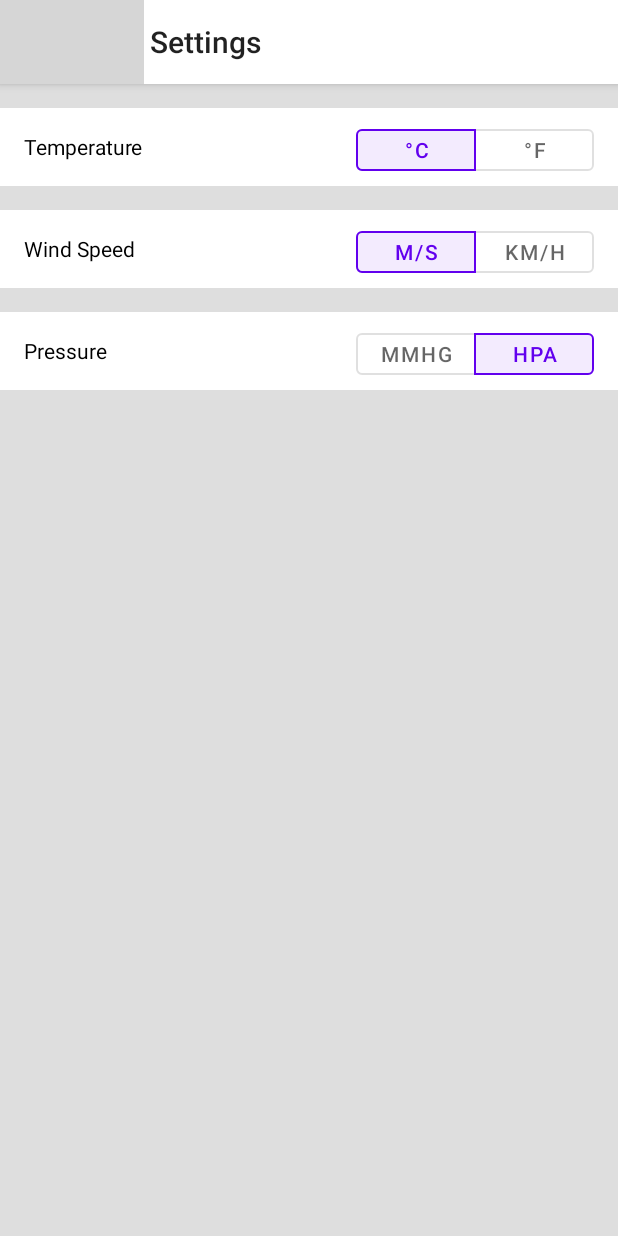
After one commit to Expvin/WeatherApp, an Android app: the SettingsActivity screen opened directly, with no data from a screen before it, on a phone screen of 412 x 824 dp. The commit adds this screen. Run offline under Robolectric (Android 15) with nearby library versions, the phone set to English and light mode, and no system bars; grey boxes are pictures that could not be loaded.

Commit message:
Menu + Settings + Localization

```diff
--- a/app/src/main/java/com/example/weatherapp/App.kt
+++ b/app/src/main/java/com/example/weatherapp/App.kt
@@ -5,6 +5,7 @@ import android.content.Intent
 import androidx.room.Room
 import androidx.room.RoomDatabase
 import com.example.weatherapp.business.room.OpenWeatherDatabase
+import com.example.weatherapp.view.SettingsHolder
 
 
 const val APP_SETTINGS = "App Settings"
@@ -22,6 +23,7 @@ class App: Application() {
             .fallbackToDestructiveMigration()
             .build()
         val preferences = getSharedPreferences(APP_SETTINGS, MODE_PRIVATE)
+        SettingsHolder.onCreate(preferences)
         val flag = preferences.contains(IS_START_UP)
 
         if (!flag) {
--- a/app/src/main/java/com/example/weatherapp/MenuActivity.kt
+++ b/app/src/main/java/com/example/weatherapp/MenuActivity.kt
@@ -16,7 +16,6 @@ import kotlinx.android.synthetic.main.activity_menu.*
 import moxy.MvpAppCompatActivity
 import moxy.ktx.moxyPresenter
 import java.util.concurrent.TimeUnit
-
 
 
 class MenuActivity : MvpAppCompatActivity(), MenuView {
@@ -38,7 +37,7 @@ class MenuActivity : MvpAppCompatActivity(), MenuView {
             .debounce(700, TimeUnit.MILLISECONDS)
             .observeOn(AndroidSchedulers.mainThread())
             .subscribe {
-                //if (it.isNotEmpty()) presenter.search_for(it)
+                if (it.isNotEmpty()) presenter.searchFor(it)
             }
 
     }
@@ -90,6 +89,7 @@ class MenuActivity : MvpAppCompatActivity(), MenuView {
             bundle.putString("lat", item.lat.toString())
             bundle.putString("lon", item.lon.toString())
             intent.putExtra(COORDINATES, bundle)
+            startActivity(intent)
             overridePendingTransition(android.R.anim.fade_in, R.anim.slide_out_left)
         }
 
--- /dev/null
+++ b/app/src/main/java/com/example/weatherapp/SettingsActivity.kt
@@ -0,0 +1,60 @@
+package com.example.weatherapp
+
+import androidx.appcompat.app.AppCompatActivity
+import android.os.Bundle
+import com.example.weatherapp.databinding.ActivitySettingsBinding
+import com.example.weatherapp.view.SettingsHolder
+import com.google.android.material.button.MaterialButtonToggleGroup
+
+class SettingsActivity : AppCompatActivity() {
+    lateinit var binding: ActivitySettingsBinding
+    override fun onCreate(savedInstanceState: Bundle?) {
+        super.onCreate(savedInstanceState)
+        binding = ActivitySettingsBinding.inflate(layoutInflater)
+        setContentView(binding.root)
+
+        binding.innerToolbar.setOnClickListener { onBackPressed() }
+
+        setSavingSettings()
+        listOf(binding.groupTemp, binding.groupWindSpeed, binding.groupPressure).forEach {
+            it.addOnButtonCheckedListener(
+                ToggleButtonClickListener
+            )
+        }
+    }
+
+    override fun onDestroy() {
+        super.onDestroy()
+        SettingsHolder.onDestroy()
+    }
+
+    private fun setSavingSettings() {
+        binding.groupTemp.check(SettingsHolder.temp.checkedViewId)
+        binding.groupWindSpeed.check(SettingsHolder.windSpeed.checkedViewId)
+        binding.groupPressure.check(SettingsHolder.pressure.checkedViewId)
+    }
+
+    override fun onBackPressed() {
+        super.onBackPressed()
+        overridePendingTransition(android.R.anim.fade_in, R.anim.slide_out_rigth)
+    }
+
+    private object ToggleButtonClickListener: MaterialButtonToggleGroup.OnButtonCheckedListener {
+        override fun onButtonChecked(
+            group: MaterialButtonToggleGroup?,
+            checkedId: Int,
+            isChecked: Boolean
+        ) {
+            when (checkedId to isChecked) {
+                R.id.degreeC to true -> SettingsHolder.temp = SettingsHolder.Setting.TEMP_CELSIUS
+                R.id.degreeF to true -> SettingsHolder.temp = SettingsHolder.Setting.TEMP_FAHRENHEIT
+                R.id.speed_ms to true -> SettingsHolder.windSpeed = SettingsHolder.Setting.WIND_SPEED_MS
+                R.id.speed_kmh to true -> SettingsHolder.windSpeed = SettingsHolder.Setting.WIND_SPEED_KMH
+                R.id.pressure_mmHg to true -> SettingsHolder.pressure = SettingsHolder.Setting.PRESSURE_MMHG
+                R.id.pressure_hPa to true -> SettingsHolder.pressure = SettingsHolder.Setting.PRESSURE_HPA
+            }
+        }
+
+    }
+
+}
--- a/app/src/main/java/com/example/weatherapp/business/repos/MainRepository.kt
+++ b/app/src/main/java/com/example/weatherapp/business/repos/MainRepository.kt
@@ -16,10 +16,14 @@ class MainRepository(api: ApiProvider): BaseRepository<MainRepository.ServerRepo
 
     private val gson = Gson()
     private val dbAccess = db.getWeatherDao()
+    private val defLanguage = when(Locale.getDefault().displayLanguage) {
+        "русский" -> "ru"
+        else -> "en"
+    }
 
     fun reloadData(lat: String, lon: String) {
         Observable.zip(
-            api.providerWeatherApi().getWeatherForecast(lat, lon),
+            api.providerWeatherApi().getWeatherForecast(lat, lon, lang = defLanguage),
             api.providerGeoCodeApi().getCityByCord(lat, lon).map {
                 it.asSequence()
                     .map { model ->
--- a/app/src/main/java/com/example/weatherapp/business/repos/MenuRepository.kt
+++ b/app/src/main/java/com/example/weatherapp/business/repos/MenuRepository.kt
@@ -1,10 +1,11 @@
 package com.example.weatherapp.business.repos
 
-import com.example.weatherapp.App.Companion.db
+
 import com.example.weatherapp.business.ApiProvider
 import com.example.weatherapp.business.mapToEntity
 import com.example.weatherapp.business.mapToModel
 import com.example.weatherapp.business.model.GeoCodeModel
+import io.reactivex.rxjava3.android.schedulers.AndroidSchedulers
 import io.reactivex.rxjava3.schedulers.Schedulers
 
 const val SAVED = 1
@@ -16,6 +17,7 @@ class MenuRepository(api: ApiProvider): BaseRepository<MenuRepository.Content>(a
     fun getCities(name: String) {
         api.providerGeoCodeApi().getCityByName(name)
             .subscribeOn(Schedulers.io())
+            .observeOn(AndroidSchedulers.mainThread())
             .map { Content(it, CURRENT) }
             .subscribe { dataEmitter.onNext(it) }
     }
--- a/app/src/main/java/com/example/weatherapp/view/ViewUtils.kt
+++ b/app/src/main/java/com/example/weatherapp/view/ViewUtils.kt
@@ -22,7 +22,7 @@ fun Long.toDayFormatOf(format: String): String {
     return sdf.format(Date(this * 1000))
 }
 
-fun Double.toDegree() = (this - 273.15).roundToInt().toString()
+fun Double.toDegree() = SettingsHolder.temp.getValue(this)
 
 fun Double.toPercentString(extraPath: String = "") = (this * 100).roundToInt().toString() + extraPath
 
--- /dev/null
+++ b/app/src/main/res/drawable/ic_arrow_back_24.xml
@@ -0,0 +1,5 @@
+<vector android:autoMirrored="true" android:height="24dp"
+    android:tint="#000000" android:viewportHeight="24"
+    android:viewportWidth="24" android:width="24dp" xmlns:android="http://schemas.android.com/apk/res/android">
+    <path android:fillColor="@android:color/white" android:pathData="M20,11H7.83l5.59,-5.59L12,4l-8,8 8,8 1.41,-1.41L7.83,13H20v-2z"/>
+</vector>
--- /dev/null
+++ b/app/src/main/res/layout/activity_settings.xml
@@ -0,0 +1,163 @@
+<?xml version="1.0" encoding="utf-8"?>
+<androidx.constraintlayout.widget.ConstraintLayout xmlns:android="http://schemas.android.com/apk/res/android"
+    xmlns:app="http://schemas.android.com/apk/res-auto"
+    xmlns:tools="http://schemas.android.com/tools"
+    android:layout_width="match_parent"
+    android:layout_height="match_parent"
+    android:background="@color/settings_background_color"
+    tools:context=".SettingsActivity">
+
+    <com.google.android.material.appbar.AppBarLayout
+        android:id="@+id/toolbar"
+        android:layout_width="match_parent"
+        android:layout_height="wrap_content"
+        app:layout_constraintTop_toTopOf="parent">
+
+        <com.google.android.material.appbar.MaterialToolbar
+            android:id="@+id/inner_toolbar"
+            android:layout_width="match_parent"
+            android:layout_height="?attr/actionBarSize"
+            style="@style/Widget.MaterialComponents.ActionBar.Primary"
+            android:background="@color/white"
+            app:title="@string/title_settings"
+            app:navigationIcon="@drawable/ic_arrow_back_screen"
+            app:navigationIconTint="@android:color/black"/>
+
+    </com.google.android.material.appbar.AppBarLayout>
+
+    <FrameLayout
+        android:id="@+id/one"
+        android:layout_width="match_parent"
+        android:layout_height="wrap_content"
+        android:orientation="horizontal"
+        app:layout_constraintTop_toBottomOf="@id/toolbar"
+        android:layout_marginTop="16dp"
+        android:background="@color/white">
+
+        <com.google.android.material.textview.MaterialTextView
+            android:text="@string/temperature"
+            android:layout_marginStart="16dp"
+            android:textColor="@android:color/black"
+            android:layout_width="wrap_content"
+            android:layout_height="wrap_content"
+            android:layout_gravity="center_vertical"/>
+
+        <com.google.android.material.button.MaterialButtonToggleGroup
+            android:id="@+id/groupTemp"
+            android:layout_width="wrap_content"
+            android:layout_height="wrap_content"
+            app:singleSelection="true"
+            app:selectionRequired="true"
+            android:layout_gravity="end"
+            android:layout_marginBottom="4dp"
+            android:layout_marginTop="8dp"
+            android:layout_marginEnd="16dp">
+
+            <com.google.android.material.button.MaterialButton
+                android:id="@+id/degreeC"
+                android:layout_width="80dp"
+                android:layout_height="40dp"
+                style="?attr/materialButtonOutlinedStyle"
+                android:text="@string/c"/>
+
+            <com.google.android.material.button.MaterialButton
+                android:id="@+id/degreeF"
+                android:layout_width="80dp"
+                android:layout_height="40dp"
+                style="?attr/materialButtonOutlinedStyle"
+                android:text="@string/f"/>
+        </com.google.android.material.button.MaterialButtonToggleGroup>
+
+    </FrameLayout>
+
+    <FrameLayout
+        android:id="@+id/two"
+        android:layout_width="match_parent"
+        android:layout_height="wrap_content"
+        android:orientation="horizontal"
+        app:layout_constraintTop_toBottomOf="@id/one"
+        android:layout_marginTop="16dp"
+        android:background="@color/white">
+
+        <com.google.android.material.textview.MaterialTextView
+            android:text="@string/wind_speed"
+            android:layout_marginStart="16dp"
+            android:textColor="@android:color/black"
+            android:layout_width="wrap_content"
+            android:layout_height="wrap_content"
+            android:layout_gravity="center_vertical"/>
+
+        <com.google.android.material.button.MaterialButtonToggleGroup
+            android:id="@+id/groupWindSpeed"
+            android:layout_width="wrap_content"
+            android:layout_height="wrap_content"
+            app:singleSelection="true"
+            app:selectionRequired="true"
+            android:layout_gravity="end"
+            android:layout_marginBottom="4dp"
+            android:layout_marginTop="8dp"
+            android:layout_marginEnd="16dp">
+
+            <com.google.android.material.button.MaterialButton
+                android:id="@+id/speed_ms"
+                android:layout_width="80dp"
+                android:layout_height="40dp"
+                style="?attr/materialButtonOutlinedStyle"
+                android:text="@string/m_s"/>
+
+            <com.google.android.material.button.MaterialButton
+                android:id="@+id/speed_kmh"
+                android:layout_width="80dp"
+                android:layout_height="40dp"
+                style="?attr/materialButtonOutlinedStyle"
+                android:text="@string/km_h"/>
+        </com.google.android.material.button.MaterialButtonToggleGroup>
+
+    </FrameLayout>
+
+    <FrameLayout
+        android:id="@+id/thee"
+        android:layout_width="match_parent"
+        android:layout_height="wrap_content"
+        android:orientation="horizontal"
+        app:layout_constraintTop_toBottomOf="@id/two"
+        android:layout_marginTop="16dp"
+        android:background="@color/white">
+
+        <com.google.android.material.textview.MaterialTextView
+            android:text="@string/pressure"
+            android:layout_marginStart="16dp"
+            android:textColor="@android:color/black"
+            android:layout_width="wrap_content"
+            android:layout_height="wrap_content"
+            android:layout_gravity="center_vertical"/>
+
+        <com.google.android.material.button.MaterialButtonToggleGroup
+            android:id="@+id/groupPressure"
+            android:layout_width="wrap_content"
+            android:layout_height="wrap_content"
+            app:singleSelection="true"
+            app:selectionRequired="true"
+            android:layout_gravity="end"
+            android:layout_marginBottom="4dp"
+            android:layout_marginTop="8dp"
+            android:layout_marginEnd="16dp">
+
+            <com.google.android.material.button.MaterialButton
+                android:id="@+id/pressure_mmHg"
+                android:layout_width="80dp"
+                android:layout_height="40dp"
+                style="?attr/materialButtonOutlinedStyle"
+                android:text="@string/mmhg"/>
+
+            <com.google.android.material.button.MaterialButton
+                android:id="@+id/pressure_hPa"
+                android:layout_width="80dp"
+                android:layout_height="40dp"
+                style="?attr/materialButtonOutlinedStyle"
+                android:text="@string/hpa"/>
+        </com.google.android.material.button.MaterialButtonToggleGroup>
+
+    </FrameLayout>
+
+</androidx.constraintlayout.widget.ConstraintLayout>
--- a/app/src/main/res/layout/item_city_list.xml
+++ b/app/src/main/res/layout/item_city_list.xml
@@ -11,6 +11,7 @@
         android:id="@+id/location"
         android:layout_width="0dp"
         android:layout_height="match_parent"
+        app:cardBackgroundColor="@android:color/transparent"
         android:layout_weight="5"
         app:cardElevation="0dp">
 
@@ -30,6 +31,7 @@
                     android:id="@+id/search_city"
                     android:layout_width="wrap_content"
                     android:layout_height="wrap_content"
+                    style="@style/MainTextViewStyle"
                     android:textSize="14sp"
                     android:textStyle="bold"
                     tools:text="City name" />
@@ -38,6 +40,7 @@
                     android:id="@+id/state"
                     android:layout_width="wrap_content"
                     android:layout_height="wrap_content"
+                    style="@style/MainTextViewStyle"
                     android:textSize="14sp"
                     tools:text=", State" />
             </LinearLayout>
@@ -47,6 +50,7 @@
                 android:layout_width="wrap_content"
                 android:layout_height="wrap_content"
                 android:textSize="12sp"
+                style="@style/MainTextViewStyle"
                 tools:text="Country" />
 
         </LinearLayout>
--- a/app/src/main/res/values/colors.xml
+++ b/app/src/main/res/values/colors.xml
@@ -8,4 +8,5 @@
     <color name="black">#FF000000</color>
     <color name="white">#FFFFFFFF</color>
     <color name="dividerColor">#707070</color>
+    <color name="settings_background_color">#33707070</color>
 </resources>
--- a/app/src/main/res/values/strings.xml
+++ b/app/src/main/res/values/strings.xml
@@ -3,7 +3,23 @@
     <string name="max">max</string>
     <string name="med">med</string>
     <string name="min">min</string>
-    <string name="api_key">34ddc8e46592fa496e871e4d4a3fbae3</string>
+    <string name="api_key" translatable="false">34ddc8e46592fa496e871e4d4a3fbae3</string>
     <string name="location">Location</string>
     <string name="comma" translatable="false">, %1$s</string>
+    <string name="temperature">Temperature</string>
+    <string name="m_s">m/s</string>
+    <string name="km_h">km/h</string>
+    <string name="mmhg">mmHg</string>
+    <string name="hpa">hPa</string>
+
+    <string name="wind_speed_mu_ms" translatable="false">%1$s m/s</string>
+    <string name="wind_speed_mu_kmh" translatable="false">%1$s km/h</string>
+    <string name="pressure_mu_hpa" translatable="false">%1$s hPa</string>
+    <string name="pressure_mu_mmHg" translatable="false">%1$s mmHg</string>
+
+    <string name="c" translatable="false">\u00B0C</string>
+    <string name="f" translatable="false">\u00B0F</string>
+    <string name="wind_speed">Wind Speed</string>
+    <string name="pressure">Pressure</string>
+    <string name="title_settings">Settings</string>
 </resources>
```
Also changed, not shown: app/src/main/AndroidManifest.xml (+7 -0 lines), app/src/main/java/com/example/weatherapp/MainActivity.kt (+13 -4 lines), app/src/main/java/com/example/weatherapp/view/SettingsHolder.kt (added, +79 -0 lines), app/src/main/java/com/example/weatherapp/view/adapters/CityListAdapter.kt (+7 -2 lines), app/src/main/res/anim/slide_in_rigth.xml (added, +7 -0 lines), app/src/main/res/anim/slide_out_rigth.xml (added, +9 -0 lines), 1 other file.
